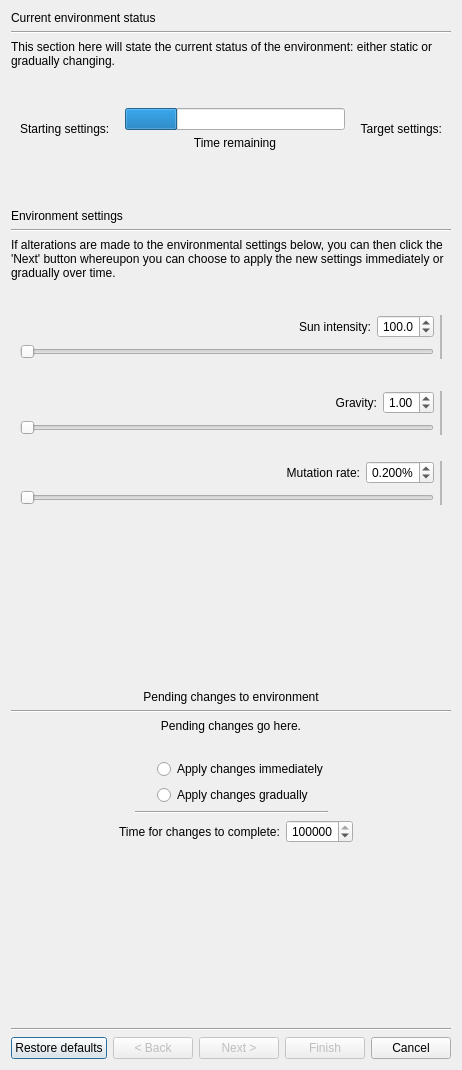
Old version of the form ui/environmentdialog.ui in the repository rrwick/Grovolve.
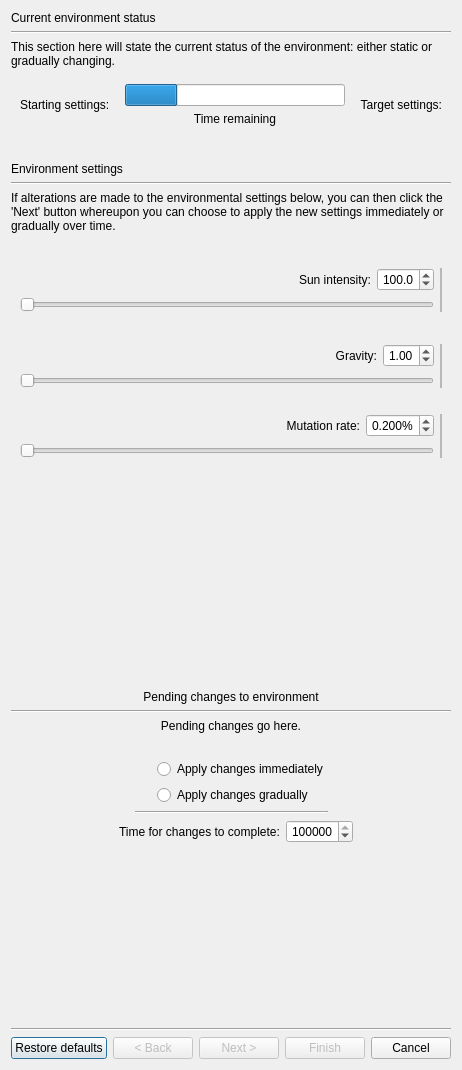
New version of the form. Custom widgets are drawn as their Qt base class.

Commit message: Improve environment dialog UI

The edit to the form file:
```diff
--- a/ui/environmentdialog.ui
+++ b/ui/environmentdialog.ui
@@ -639,6 +639,19 @@
         </layout>
        </widget>
       </item>
+      <item>
+       <spacer name="verticalSpacer_2">
+        <property name="orientation">
+         <enum>Qt::Vertical</enum>
+        </property>
+        <property name="sizeHint" stdset="0">
+         <size>
+          <width>20</width>
+          <height>0</height>
+         </size>
+        </property>
+       </spacer>
+      </item>
      </layout>
     </widget>
    </item>
```
The commit also changes 1 other file.
